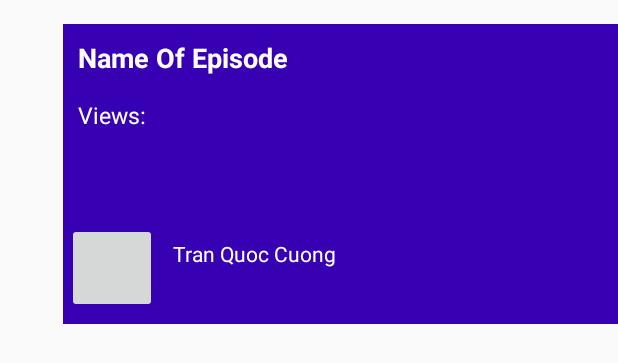
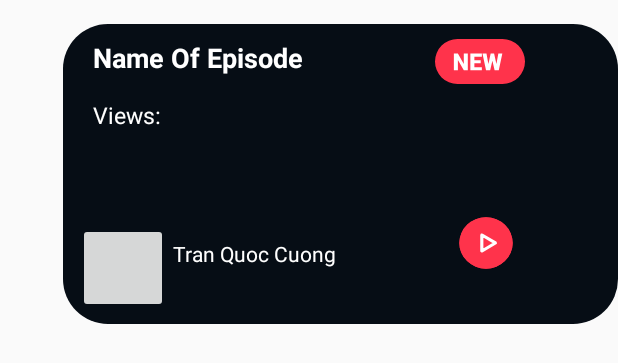
Before and after one commit to AloTunNe/podcast, an Android app: the layout episode_main_banner_layout.xml on its own in the app's theme, with its tools: preview values and no code run, on a phone screen of 412 x 824 dp. Shown: the top 363 px of the screen. Run offline under Robolectric (Android 15) with nearby library versions, the phone set to English and light mode, and no system bars.

Commit message:
fix ui episode layout

```diff
--- /dev/null
+++ b/app/src/main/res/drawable/episode_layout.xml
@@ -0,0 +1,5 @@
+<?xml version="1.0" encoding="utf-8"?>
+<shape xmlns:android="http://schemas.android.com/apk/res/android">
+    <solid android:color="@color/secondary"/>
+    <corners android:radius="30dp"/>
+</shape>
--- /dev/null
+++ b/app/src/main/res/drawable/ic_label_new.xml
@@ -0,0 +1,12 @@
+<vector xmlns:android="http://schemas.android.com/apk/res/android"
+    android:width="46dp"
+    android:height="23dp"
+    android:viewportWidth="46"
+    android:viewportHeight="23">
+  <path
+      android:pathData="M11.5,0L34.5,0A11.5,11.5 0,0 1,46 11.5L46,11.5A11.5,11.5 0,0 1,34.5 23L11.5,23A11.5,11.5 0,0 1,0 11.5L0,11.5A11.5,11.5 0,0 1,11.5 0z"
+      android:fillColor="#FF334B"/>
+  <path
+      android:pathData="M16.7695,16H14.7246L11.7012,10.6914V16H9.6445V7.4688H11.7012L14.7188,12.7773V7.4688H16.7695V16ZM23.3613,12.3848H20.127V14.418H23.9473V16H18.0703V7.4688H23.959V9.0566H20.127V10.8555H23.3613V12.3848ZM31.3945,12.8184L32.373,7.4688H34.4121L32.6016,16H30.4688L29.3262,11.1367L28.207,16H26.0801L24.2637,7.4688H26.3086L27.2871,12.8184L28.459,7.4688H30.2051L31.3945,12.8184Z"
+      android:fillColor="#ffffff"/>
+</vector>
--- a/app/src/main/res/layout/episode_main_banner_layout.xml
+++ b/app/src/main/res/layout/episode_main_banner_layout.xml
@@ -9,7 +9,7 @@
     android:layout_marginTop="16dp"
     android:orientation="vertical"
     android:scrollbarSize="0.01dp"
-    android:background="@color/purple_700"
+    android:background="@drawable/episode_layout"
     app:layout_constraintBottom_toBottomOf="parent"
     app:layout_constraintEnd_toEndOf="parent"
     app:layout_constraintHorizontal_bias="1.0"
@@ -22,15 +22,23 @@
 
     <TextView
         android:id="@+id/tv_Episode_Main_Banner_Name"
-        android:layout_width="match_parent"
+        android:layout_width="wrap_content"
         android:layout_height="wrap_content"
         android:layout_gravity="top"
-        android:layout_marginStart="10dp"
+        android:layout_marginStart="20dp"
         android:layout_marginTop="10dp"
         android:text="Name Of Episode"
         android:textColor="@color/white"
         android:textSize="18sp"
         android:textStyle="bold" />
+
+    <ImageView
+        android:layout_width="60dp"
+        android:layout_height="30dp"
+        android:layout_marginStart="88dp"
+        android:layout_marginTop="10dp"
+        android:layout_toEndOf="@+id/tv_Episode_Main_Banner_Name"
+        android:background="@drawable/ic_label_new" />
 
     <TextView
         android:id="@+id/tv_Episode_Main_Banner_Views"
@@ -69,8 +77,21 @@
         android:layout_alignBottom="@+id/tv_Episode_Main_Banner_Views"
         android:layout_alignParentRight="true"
         android:layout_alignParentBottom="true"
-        android:layout_marginRight="307dp"
-        android:layout_marginBottom="7dp" />
+        android:layout_marginRight="300dp"
+        android:layout_marginBottom="7dp"
+        tools:ignore="SpeakableTextPresentCheck" />
 
+    <ImageButton
+        android:id="@+id/btn_play"
+        android:layout_width="109dp"
+        android:layout_height="104dp"
+        android:layout_below="@+id/tv_Episode_Main_Banner_Name"
+        android:layout_alignParentEnd="true"
+        android:layout_marginStart="47dp"
+        android:layout_marginTop="64dp"
+        android:layout_marginEnd="35dp"
+        android:layout_toEndOf="@+id/tv_Episode_Main_Banner_Author"
+        android:background="@drawable/ic_play"
+        tools:ignore="SpeakableTextPresentCheck" />
 
 </RelativeLayout>
```
